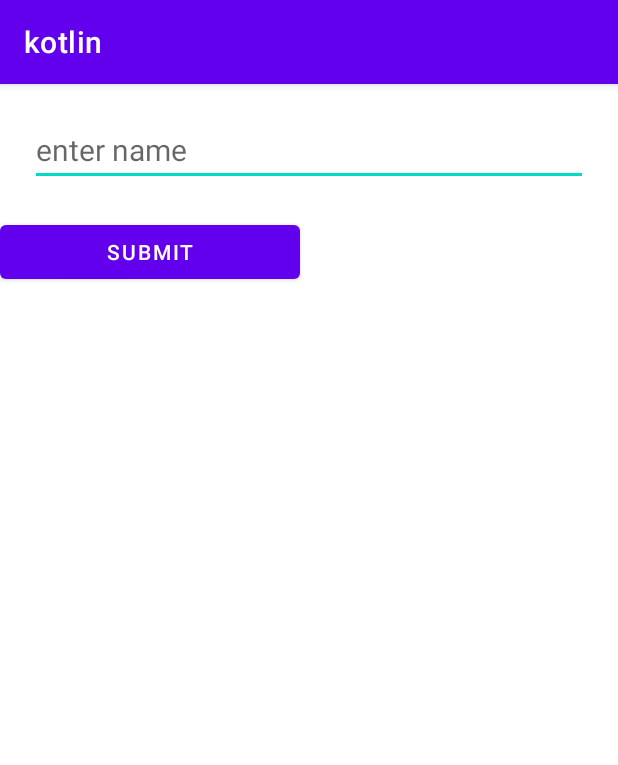
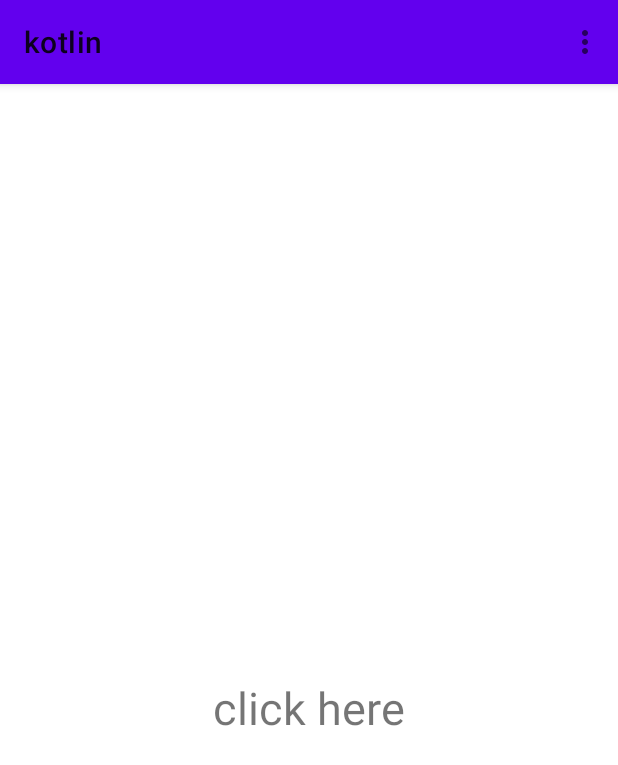
Before and after one commit to hemant00007/kotlin, an Android app: the screen it shows after launch (MainActivity), on a phone screen of 412 x 824 dp. Shown: the top 765 px of the screen. Run offline under Robolectric (Android 15) with nearby library versions, the phone set to English and light mode, and no system bars.

Commit message:
option menu added

```diff
--- a/app/build.gradle
+++ b/app/build.gradle
@@ -39,6 +39,7 @@ dependencies {
     implementation 'androidx.appcompat:appcompat:1.2.0'
     implementation 'com.google.android.material:material:1.3.0'
     implementation 'androidx.constraintlayout:constraintlayout:2.0.4'
+    implementation 'androidx.coordinatorlayout:coordinatorlayout:1.1.0'
     testImplementation 'junit:junit:4.+'
     androidTestImplementation 'androidx.test.ext:junit:1.1.2'
     androidTestImplementation 'androidx.test.espresso:espresso-core:3.3.0'
--- a/app/src/main/java/com/example/kotlin/MainActivity.kt
+++ b/app/src/main/java/com/example/kotlin/MainActivity.kt
@@ -3,21 +3,49 @@ package com.example.kotlin
 import androidx.appcompat.app.AppCompatActivity
 import android.os.Bundle
 import android.view.Gravity
+import android.view.Menu
+import android.view.MenuItem
 import android.widget.Button
 import android.widget.EditText
 import android.widget.TextView
 import android.widget.Toast
+import androidx.appcompat.widget.Toolbar
 
 class MainActivity : AppCompatActivity(){
     override fun onCreate(abc:Bundle?){
         super.onCreate(abc)
         setContentView(R.layout.activity_main)
-     val edttext = findViewById<EditText>(R.id.ed)
-        val button = findViewById<Button>(R.id.submit)
+        val toolbar = findViewById<Toolbar>(R.id.toolbar)
+        setSupportActionBar(toolbar)
+    }
 
-        button.setOnClickListener(){
-            val mystring = edttext.text.toString()
-            val mytoast = Toast.makeText(applicationContext,edttext.text,Toast.LENGTH_SHORT).show()
+    override fun onCreateOptionsMenu(menu: Menu?): Boolean {
+      menuInflater.inflate(R.menu.menutwo,menu)
+        return true
+    }
+
+    override fun onOptionsItemSelected(item: MenuItem): Boolean {
+        return when(item.itemId){
+            R.id.setting -> {
+                Toast.makeText(applicationContext,"setting clicked",Toast.LENGTH_SHORT).show()
+                true
+            }
+            R.id.share -> {
+                Toast.makeText(applicationContext,"Share clicked",Toast.LENGTH_SHORT).show()
+                true
+            }
+            R.id.exit -> {
+                Toast.makeText(applicationContext,"Exit clicked",Toast.LENGTH_SHORT).show()
+                true
+            }
+            R.id.profile -> {
+                Toast.makeText(applicationContext,"Profile clicked",Toast.LENGTH_SHORT).show()
+                true
+            }
+            else -> {
+                Toast.makeText(applicationContext,"Nothing  clicked",Toast.LENGTH_SHORT).show()
+                true
+            }
         }
     }
 }
--- a/app/src/main/res/layout/activity_main.xml
+++ b/app/src/main/res/layout/activity_main.xml
@@ -1,28 +1,34 @@
 <?xml version="1.0" encoding="utf-8"?>
-<RelativeLayout xmlns:android="http://schemas.android.com/apk/res/android"
+<androidx.coordinatorlayout.widget.CoordinatorLayout xmlns:android="http://schemas.android.com/apk/res/android"
     xmlns:app="http://schemas.android.com/apk/res-auto"
     xmlns:tools="http://schemas.android.com/tools"
     android:layout_width="match_parent"
     android:layout_height="match_parent"
     tools:context=".MainActivity">
 
-    <EditText
-        android:id="@+id/ed"
+    <com.google.android.material.appbar.AppBarLayout
         android:layout_width="match_parent"
         android:layout_height="wrap_content"
-        android:hint="enter name"
-        android:textSize="20dp"
-        android:layout_margin="20dp"/>
-
-
-    <Button
-        android:id="@+id/submit"
-        android:layout_width="200dp"
-        android:layout_height="wrap_content"
-        android:layout_below="@+id/ed"
-        android:gravity="center_horizontal|center_vertical"
-        android:text="submit"/>
+       >
+        <androidx.appcompat.widget.Toolbar
+            android:id="@+id/toolbar"
+            android:layout_width="match_parent"
+            android:layout_height="wrap_content"
+            app:popupTheme="@color/cardview_shadow_end_color"/>
 
 
 
-</RelativeLayout>
+
+
+    </com.google.android.material.appbar.AppBarLayout>
+
+    <TextView
+        android:layout_width="wrap_content"
+        android:layout_height="wrap_content"
+        android:text="click here"
+        android:layout_marginTop="120dp"
+        android:layout_gravity="center"
+        android:textSize="30dp"/>
+
+
+</androidx.coordinatorlayout.widget.CoordinatorLayout>
--- /dev/null
+++ b/app/src/main/res/menu/menutwo.xml
@@ -0,0 +1,18 @@
+<?xml version="1.0" encoding="utf-8"?>
+<menu xmlns:android="http://schemas.android.com/apk/res/android">
+
+    <item android:id="@+id/setting"
+        android:orderInCategory="100"
+        android:title="Setting"/>
+    <item android:id="@+id/share"
+        android:orderInCategory="100"
+        android:title="share"/>
+    <item android:id="@+id/exit"
+        android:orderInCategory="100"
+        android:title="exit"/>
+    <item android:id="@+id/profile"
+        android:orderInCategory="100"
+        android:title="Profile"/>
+
+
+</menu>
--- a/app/src/main/res/values/themes.xml
+++ b/app/src/main/res/values/themes.xml
@@ -1,6 +1,6 @@
 <resources xmlns:tools="http://schemas.android.com/tools">
     <!-- Base application theme. -->
-    <style name="Theme.Kotlin" parent="Theme.MaterialComponents.DayNight.DarkActionBar">
+    <style name="Theme.Kotlin" parent="Theme.MaterialComponents.DayNight.NoActionBar">
         <!-- Primary brand color. -->
         <item name="colorPrimary">@color/purple_500</item>
         <item name="colorPrimaryVariant">@color/purple_700</item>
```
